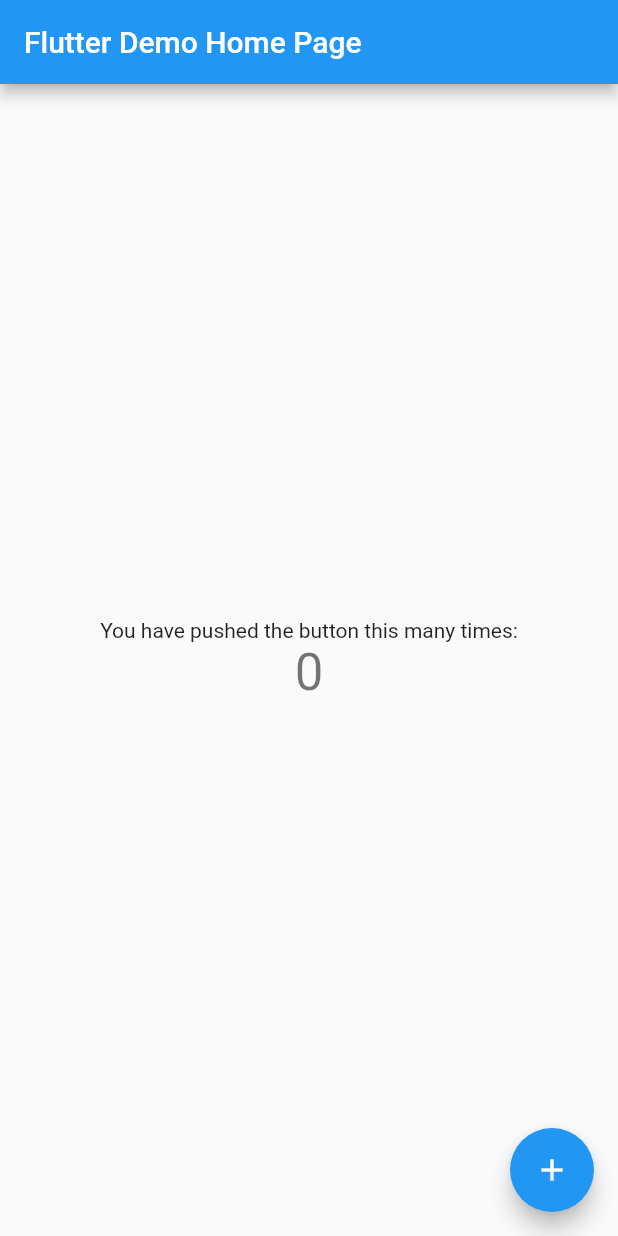
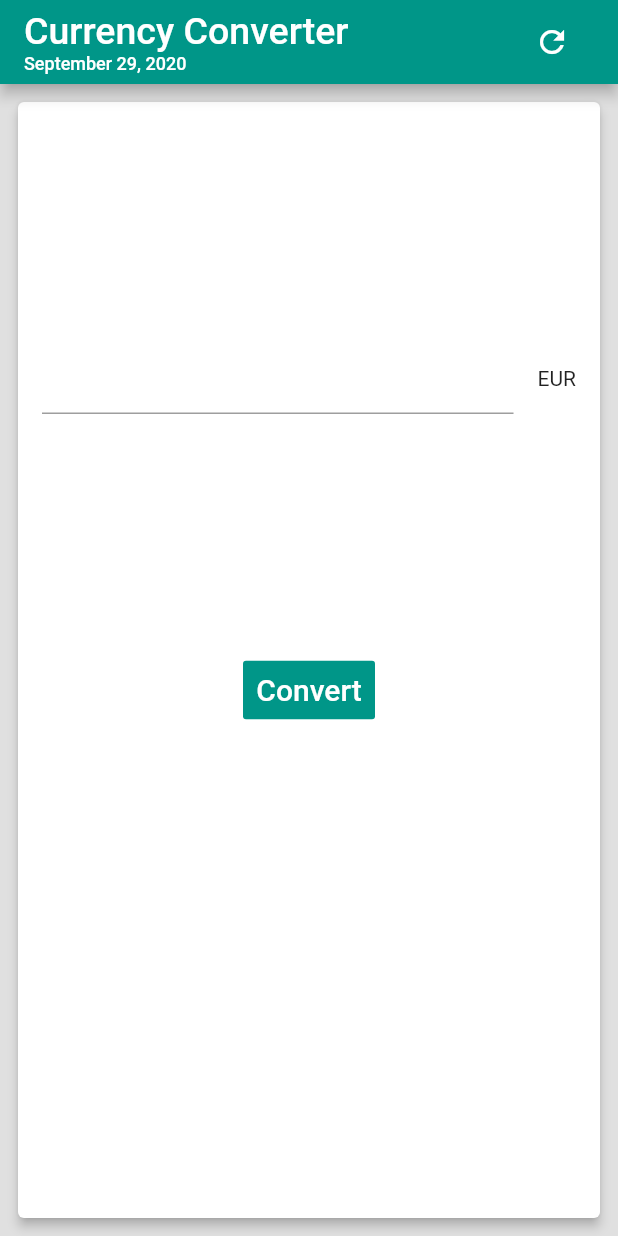
Before and after one commit to Manorama13/Currency, a Flutter app: the screen it shows after launch, on a phone screen of 412 x 824 dp. Run offline on Flutter 3.47's test engine with Material 2 defaults, Android fonts, the phone set to English and light mode, and no system bars; network calls fail.

Commit message:
Second commit

```diff
--- a/flutter_app/lib/main.dart
+++ b/flutter_app/lib/main.dart
@@ -1,111 +1,255 @@
+import 'dart:async';
+import 'dart:convert';
+import 'package:http/http.dart' as http;
 import 'package:flutter/material.dart';
+import 'package:intl/intl.dart';
 
-void main() => runApp(MyApp());
+void main() => runApp(new MaterialApp(
+  title: "Currency Converter",
+  home: CurrencyConverter(),
+));
 
-class MyApp extends StatelessWidget {
-  // This widget is the root of your application.
+class CurrencyConverter extends StatefulWidget {
   @override
-  Widget build(BuildContext context) {
-    return MaterialApp(
-      title: 'Flutter Demo',
-      theme: ThemeData(
-        // This is the theme of your application.
-        //
-        // Try running your application with "flutter run". You'll see the
-        // application has a blue toolbar. Then, without quitting the app, try
-        // changing the primarySwatch below to Colors.green and then invoke
-        // "hot reload" (press "r" in the console where you ran "flutter run",
-        // or simply save your changes to "hot reload" in a Flutter IDE).
-        // Notice that the counter didn't reset back to zero; the application
-        // is not restarted.
-        primarySwatch: Colors.blue,
-      ),
-      home: MyHomePage(title: 'Flutter Demo Home Page'),
-    );
-  }
+  _CurrencyConverterState createState() => _CurrencyConverterState();
 }
 
-class MyHomePage extends StatefulWidget {
-  MyHomePage({Key key, this.title}) : super(key: key);
+class _CurrencyConverterState extends State<CurrencyConverter> {
+  final fromTextController = TextEditingController();
+  List<String> currencies=new List();
+  String fromCurrency = "EUR";
+  // var toCurrency = [ "SPGP"] ;
+  String toCurrency = 'CHF';
 
-  // This widget is the home page of your application. It is stateful, meaning
-  // that it has a State object (defined below) that contains fields that affect
-  // how it looks.
+  List<String> convertedlist=new List();
 
-  // This class is the configuration for the state. It holds the values (in this
-  // case the title) provided by the parent (in this case the App widget) and
-  // used by the build method of the State. Fields in a Widget subclass are
-  // always marked "final".
 
-  final String title;
+  String result;
 
   @override
-  _MyHomePageState createState() => _MyHomePageState();
-}
+  void initState() {
+    super.initState();
+    _loadCurrencies();
+  }
 
-class _MyHomePageState extends State<MyHomePage> {
-  int _counter = 0;
 
-  void _incrementCounter() {
+
+  Future<String> _loadCurrencies() async {
+    String uri = "https://api.exchangeratesapi.io/latest";
+    var response = await http
+        .get(Uri.encodeFull(uri), headers: {"Accept": "application/json"});
+    var responseBody = json.decode(response.body);
+    Map curMap = responseBody['rates'];
+    currencies = curMap.keys.toList();
+    setState(() {});
+    print(currencies);
+    return "Success";
+  }
+
+  Future<String> _doConversion() async {
+
+    if(currencies.length>0)
+    {
+      for(int i=0;i<currencies.length;i++)
+      {
+
+        Future.delayed(const Duration(milliseconds: 500), () async{
+
+          var tmp=  currencies[i];
+          print(tmp+ "abc");
+          String uri =
+              "https://api.exchangeratesapi.io/latest?base=$fromCurrency&symbols=$tmp";
+          var response = await http
+              .get(Uri.encodeFull(uri), headers: {"Accept": "application/json"});
+          var responseBody = json.decode(response.body);
+          setState(() {
+            result = (double.parse(fromTextController.text) *
+                (responseBody["rates"][tmp]))
+                .toString();
+
+
+          });
+          //   print(result);
+
+          convertedlist.add(result);
+          setState(() {
+
+          });
+
+          print(convertedlist);
+        });
+
+      }
+
+    }
+
+
+    return "Success";
+  }
+
+  _handleRefresh()  {
+    result = " ";
+
+  }
+
+
+  _onFromChanged(String value) {
     setState(() {
-      // This call to setState tells the Flutter framework that something has
-      // changed in this State, which causes it to rerun the build method below
-      // so that the display can reflect the updated values. If we changed
-      // _counter without calling setState(), then the build method would not be
-      // called again, and so nothing would appear to happen.
-      _counter++;
+      fromCurrency = value;
     });
   }
 
+
+
   @override
   Widget build(BuildContext context) {
-    // This method is rerun every time setState is called, for instance as done
-    // by the _incrementCounter method above.
-    //
-    // The Flutter framework has been optimized to make rerunning build methods
-    // fast, so that you can just rebuild anything that needs updating rather
-    // than having to individually change instances of widgets.
     return Scaffold(
+      backgroundColor: Colors.black12,
       appBar: AppBar(
-        // Here we take the value from the MyHomePage object that was created by
-        // the App.build method, and use it to set our appbar title.
-        title: Text(widget.title),
-      ),
-      body: Center(
-        // Center is a layout widget. It takes a single child and positions it
-        // in the middle of the parent.
-        child: Column(
-          // Column is also a layout widget. It takes a list of children and
-          // arranges them vertically. By default, it sizes itself to fit its
-          // children horizontally, and tries to be as tall as its parent.
-          //
-          // Invoke "debug painting" (press "p" in the console, choose the
-          // "Toggle Debug Paint" action from the Flutter Inspector in Android
-          // Studio, or the "Toggle Debug Paint" command in Visual Studio Code)
-          // to see the wireframe for each widget.
-          //
-          // Column has various properties to control how it sizes itself and
-          // how it positions its children. Here we use mainAxisAlignment to
-          // center the children vertically; the main axis here is the vertical
-          // axis because Columns are vertical (the cross axis would be
-          // horizontal).
+        backgroundColor: Colors.teal,
+        title: Column(
           mainAxisAlignment: MainAxisAlignment.center,
+          crossAxisAlignment: CrossAxisAlignment.start,
           children: <Widget>[
             Text(
-              'You have pushed the button this many times:',
+                'Currency Converter',style: new TextStyle(
+              fontSize: 25.0,)
             ),
-            Text(
-              '$_counter',
-              style: Theme.of(context).textTheme.display1,
+            Visibility(
+              visible: true,
+              child: Text(
+                _getDate(),
+                style: TextStyle(
+                  fontSize: 12.0,
+                ),
+              ),
             ),
           ],
         ),
+        actions: <Widget>[
+          Padding(
+            padding: EdgeInsets.only(right: 20.0),
+            child:
+            new IconButton(icon: new Icon(Icons.refresh), onPressed:() {
+
+
+
+            }),
+
+          ),
+
+        ],
       ),
-      floatingActionButton: FloatingActionButton(
-        onPressed: _incrementCounter,
-        tooltip: 'Increment',
-        child: Icon(Icons.add),
-      ), // This trailing comma makes auto-formatting nicer for build methods.
+      /* appBar: AppBar(
+        title:  Text(_getDate(), style: new TextStyle(
+    fontSize: 15.0,),
+
+
+      ),),*/
+      body: currencies == null
+          ? Center(child: CircularProgressIndicator())
+          : Container(
+        height: MediaQuery.of(context).size.height ,
+        width: MediaQuery.of(context).size.width,
+        child: Padding(
+          padding: const EdgeInsets.all(8.0),
+          child: Card(
+
+            elevation: 3.0,
+            child: Column(
+              mainAxisAlignment: MainAxisAlignment.spaceEvenly,
+              children: <Widget>[
+                ListTile(
+                  title: TextField(
+                    controller: fromTextController,
+                    style: TextStyle(fontSize: 20.0, color: Colors.black),
+                    keyboardType:
+                    TextInputType.numberWithOptions(decimal: true),
+                  ),
+                  trailing: Text(fromCurrency),
+                ),
+                FlatButton(
+                  color: Colors.teal,
+                  textColor: Colors.white,
+                  disabledColor: Colors.grey,
+                  disabledTextColor: Colors.black,
+                  padding: EdgeInsets.all(8.0),
+                  splashColor: Colors.transparent,
+                  onPressed: () {
+                    _doConversion();
+                  },
+                  child: Text(
+                    "Convert",
+                    style: TextStyle(fontSize: 20.0),
+                  ),
+                ),
+
+
+                convertedlist.length>0? new ListView.builder
+                  (
+                    itemCount: convertedlist.length,
+                    shrinkWrap: true,
+                    itemBuilder: (BuildContext ctxt, int index) {
+                      return Row(
+                        children: <Widget>[
+                          Text(
+                              currencies[index]
+                          ),
+                          Text(
+                              ":="
+                          ),
+                          Text(
+                              convertedlist[index]
+                          )
+                        ],
+                      );
+                      //  return new Text(convertedlist[index]);
+
+                    }
+                ):Text(
+                    " "
+                )
+
+
+                /*   ListTile(
+                          title: Chip(
+                            label: result != null
+                                ? Text(
+                                    result,
+                                    style: Theme.of(context).textTheme.display1,
+                                  )
+                                : Text(" "),
+                          ),
+                          trailing:
+
+                              Text("$toCurrency")
+
+                      ),*/
+
+              ],
+            ),
+          ),
+        ),
+      ),
+    )   ;
+  }
+
+
+
+
+  String _getDate() {
+    DateTime now = new DateTime.now();
+    var dateFormatter = new DateFormat('MMMM dd, yyyy');
+
+    return dateFormatter.format(now);
+  }
+
+  void _refresh() {
+    super.dispose();
+    _doConversion(
     );
+
   }
+
+
 }
--- a/flutter_app/pubspec.yaml
+++ b/flutter_app/pubspec.yaml
@@ -23,7 +23,11 @@ dependencies:
   # The following adds the Cupertino Icons font to your application.
   # Use with the CupertinoIcons class for iOS style icons.
   cupertino_icons: ^0.1.2
+  shared_preferences: ^0.4.2
+  http: ^0.11.3+17
 
+    #dateTime
+  intl: ^0.15.7
 dev_dependencies:
   flutter_test:
     sdk: flutter
```
Also changed, not shown: flutter_app/pubspec.lock, 1 other file.
